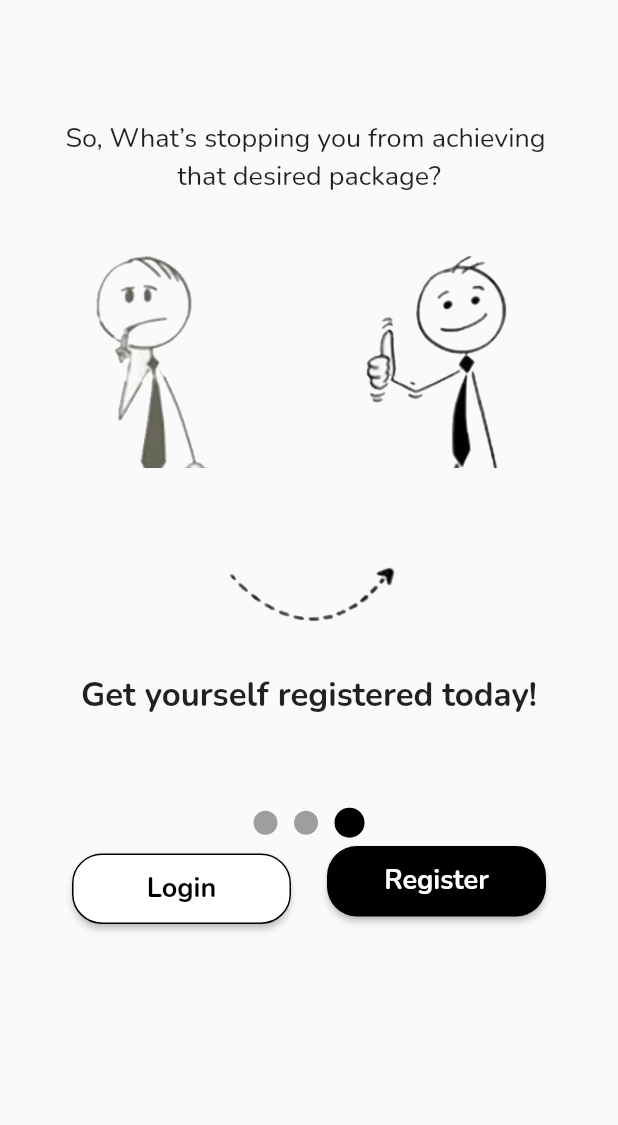
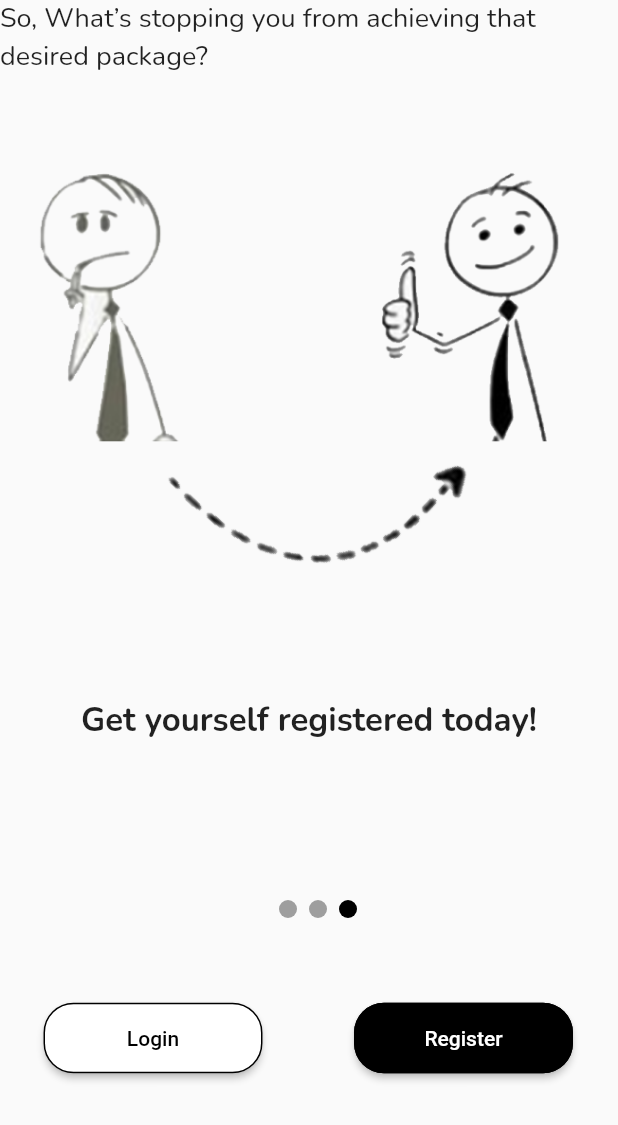
Before and after one commit to S-15-77/VLiNK, a Flutter app: the screen it shows after launch, after a tap on "Skip", on a phone screen of 412 x 824 dp, the part 111-1236 px from its top. Run offline on Flutter 3.47's test engine with Material 2 defaults, Android fonts, the phone set to English and light mode, and no system bars; our stand-ins replace animated_splash_screen, get, google_fonts.

Commit message:
27-01-22

```diff
--- /dev/null
+++ b/lib/onboarding/onBoarding_page.dart
@@ -0,0 +1,158 @@
+import 'dart:ui';
+import 'package:get/utils.dart';
+import 'package:flutter/material.dart';
+import 'package:get/get_state_manager/src/rx_flutter/rx_obx_widget.dart';
+
+import 'package:project_app/Register/Register.dart';
+import 'package:project_app/onboarding/onboarding_controller.dart';
+
+class OnBoardingPage extends StatelessWidget {
+  final _controller = OnboardingController();
+  @override
+  Widget build(BuildContext context) {
+    return Scaffold(
+      body: SafeArea(
+        child: Stack(
+          children: [
+            PageView.builder(
+                onPageChanged: _controller.selectedPageIndex,
+                itemCount: _controller.onboardingPages.length,
+                controller: _controller.pageController,
+                itemBuilder: (context, index) {
+                  return Container(
+                    child: Column(
+                      //mainAxisAlignment: MainAxisAlignment.center,
+                      children: [
+                        Row(
+                          mainAxisAlignment: MainAxisAlignment.end,
+                          children: [
+                            Image.asset(
+                              'assests/images/logo.png',
+                              height: 74.0,
+                              width: 74.0,
+                            ),
+                          ],
+                        ),
+                        Text(
+                          _controller.onboardingPages[index].title,
+                          style: _controller.onboardingPages[index].titleStyle,
+                        ),
+                        SizedBox(
+                          height: 42,
+                        ),
+                        Image.asset(
+                          _controller.onboardingPages[index].images,
+                          width: _controller.onboardingPages[index].imagewidth,
+                          height:
+                              _controller.onboardingPages[index].imageheight,
+                        ),
+                        SizedBox(
+                          height: 31,
+                        ),
+                        Text(_controller.onboardingPages[index].subTitle,
+                            style: _controller
+                                .onboardingPages[index].subTitleStyle),
+                        Container(
+                          padding: EdgeInsets.all(20),
+                          child: Text(
+                            _controller.onboardingPages[index].body,
+                            style: _controller.onboardingPages[index].bodystyle,
+                          ),
+                        ),
+                      ],
+                    ),
+                  );
+                }),
+            Positioned(
+              bottom: 134,
+              left: 182,
+              child: Row(
+                children: List.generate(
+                  _controller.onboardingPages.length,
+                  (index) => Obx(() {
+                    return Container(
+                      margin: EdgeInsets.all(4),
+                      width: 12,
+                      height: 12,
+                      decoration: BoxDecoration(
+                        color: _controller.selectedPageIndex == index
+                            ? Colors.black
+                            : Colors.grey,
+                        shape: BoxShape.circle,
+                      ),
+                    );
+                  }),
+                ),
+              ),
+            ),
+            Positioned(
+              left: 29,
+              bottom: 34,
+              child: ElevatedButton(
+                child: Obx(() {
+                  return Text(_controller.isLastPage ? "Login" : "Skip");
+                }),
+                onPressed: () {
+                  if (_controller.isLastPage) {
+                    print("is last");
+                    Navigator.push(
+                      (context),
+                      MaterialPageRoute(
+                        builder: (context) => Register(),
+                      ),
+                    );
+                  } else {
+                    _controller.pageController.jumpToPage(2);
+                    print("not last");
+                  }
+                },
+                style: ElevatedButton.styleFrom(
+                    primary: Colors.white,
+                    onPrimary: Colors.black,
+                    elevation: 2.0,
+                    minimumSize: Size(146, 47),
+                    shape: RoundedRectangleBorder(
+                      borderRadius: BorderRadius.circular(20.0),
+                    ),
+                    side: BorderSide(color: Colors.black)),
+              ),
+            ),
+            Positioned(
+              right: 30,
+              bottom: 34,
+              child: ElevatedButton(
+                child: Obx(() {
+                  return Text(_controller.isLastPage ? "Register" : "Next");
+                }),
+                onPressed: () {
+                  if (_controller.isLastPage) {
+                    print("is last");
+                    Navigator.push(
+                      (context),
+                      MaterialPageRoute(
+                        builder: (context) => Register(),
+                      ),
+                    );
+                  } else {
+                    _controller.pageController.nextPage(
+                        duration: 300.milliseconds, curve: Curves.ease);
+                    print("not last");
+                  }
+                },
+                style: ElevatedButton.styleFrom(
+                    primary: Colors.black,
+                    onPrimary: Colors.white,
+                    elevation: 2.0,
+                    minimumSize: Size(146, 47),
+                    shape: RoundedRectangleBorder(
+                      borderRadius: BorderRadius.circular(20.0),
+                    ),
+                    side: BorderSide(color: Colors.black)),
+              ),
+            ),
+          ],
+        ),
+      ),
+    );
+  }
+}
--- /dev/null
+++ b/lib/onboarding/onboarding_controller.dart
@@ -0,0 +1,65 @@
+import 'package:flutter/material.dart';
+import 'package:google_fonts/google_fonts.dart';
+
+import 'package:project_app/onboarding/onboarding_info.dart';
+import 'package:get/state_manager.dart';
+
+class OnboardingController extends GetxController {
+  var selectedPageIndex = 0.obs;
+  bool get isLastPage => selectedPageIndex.value == onboardingPages.length - 1;
+  var pageController = PageController();
+
+  // forwardAction() {
+  //   if (isLastPage) {
+  //     print("LAst page");
+  //   } else
+  //     pageController.nextPage(duration: 300.milliseconds, curve: Curves.ease);
+  //   print("Not last");
+  // }
+
+  List<OnboardingReq> onboardingPages = [
+    OnboardingReq(
+        title: 'What\'s Vlink?',
+        titleStyle:
+            GoogleFonts.nunito(fontWeight: FontWeight.w700, fontSize: 18),
+        images: 'assests/images/NewOnboarding1.png',
+        imageheight: 232.0,
+        imagewidth: 184.0,
+        subTitle: '\"A company is all about the people in it.\"',
+        subTitleStyle:
+            GoogleFonts.nunito(fontWeight: FontWeight.w700, fontSize: 14),
+        body: '''
+
+    We help companies by providing Skilled People in '0' Capital Expenditure thereby also helping them get rid of Liabilities and nurture Assets. We enable Freshers to achieve higher pay packages thereby being a catalyst in upbringing of educational institutes.
+
+    '''),
+    OnboardingReq(
+        title: 'Do we hold any records?',
+        titleStyle:
+            GoogleFonts.nunito(fontWeight: FontWeight.w700, fontSize: 18),
+        images: 'assests/images/onboarding2.png',
+        imageheight: 196.0,
+        imagewidth: 327.42,
+        subTitle: ' ',
+        body: '''
+•    2000 + Candidates from various educational institutes became industry-ready. \n
+•    200 + Freshers grabbed higher pay packages from reputed companies. \n
+•    10+ Companies spent zero capital on training their workforce for industry.
+    ''',
+        bodystyle:
+            GoogleFonts.nunito(fontWeight: FontWeight.w400, fontSize: 14)),
+    OnboardingReq(
+        title: 'So, What’s stopping you from achieving that desired package?',
+        titleStyle: GoogleFonts.nunito(
+          fontWeight: FontWeight.w400,
+          fontSize: 18,
+        ),
+        images: 'assests/images/OnboardingNew3.png',
+        subTitle: 'Get yourself registered today!',
+        subTitleStyle:
+            GoogleFonts.nunito(fontWeight: FontWeight.w700, fontSize: 22),
+        body: '''
+
+    '''),
+  ];
+}
--- /dev/null
+++ b/lib/onboarding/onboarding_info.dart
@@ -0,0 +1,22 @@
+class OnboardingReq {
+  final title;
+  final titleStyle;
+  final images;
+  final imageheight;
+  final imagewidth;
+  final subTitle;
+  final subTitleStyle;
+  final body;
+  final bodystyle;
+
+  OnboardingReq(
+      {this.imagewidth,
+      this.titleStyle,
+      this.imageheight,
+      this.subTitleStyle,
+      this.bodystyle,
+      this.title,
+      this.body,
+      this.images,
+      this.subTitle});
+}
--- a/lib/splash_screen/splash.dart
+++ b/lib/splash_screen/splash.dart
@@ -1,8 +1,6 @@
 import 'package:flutter/material.dart';
 import 'package:animated_splash_screen/animated_splash_screen.dart';
-import 'package:project_app/onboarding/onboarding1.dart';
-import 'package:project_app/onboarding/onboarding3.dart';
-import 'package:project_app/onboarding/onboarding2.dart';
+import 'package:project_app/onboarding/onBoarding_page.dart';
 
 class SplashScreen extends StatelessWidget {
   @override
@@ -10,7 +8,7 @@ class SplashScreen extends StatelessWidget {
     return MaterialApp(
       home: AnimatedSplashScreen(
           splash: Image.asset('assests/images/logo.png'),
-          nextScreen: OnBoarding1()),
+          nextScreen: OnBoardingPage()),
     );
   }
 }
--- a/pubspec.yaml
+++ b/pubspec.yaml
@@ -30,6 +30,12 @@ dependencies:
   cupertino_icons: ^1.0.2
   animated_splash_screen: ^1.1.0
   google_fonts: ^2.2.0
+<<<<<<< Updated upstream
+=======
+  flutter_otp_text_field: ^0.0.1
+  get: ^3.26.0
+
+>>>>>>> Stashed changes
 
 
 
```
Also changed, not shown: lib/Register/Login.dart (added, +64 -0 lines), lib/Register/MainRegister.dart (added, +116 -0 lines), lib/Register/Otp.dart (added, +113 -0 lines), lib/Register/Register.dart (added, +118 -0 lines), assests/images/NewOnboarding1.png (added), assests/images/OnboardingNew3.png (added), pubspec.lock.
